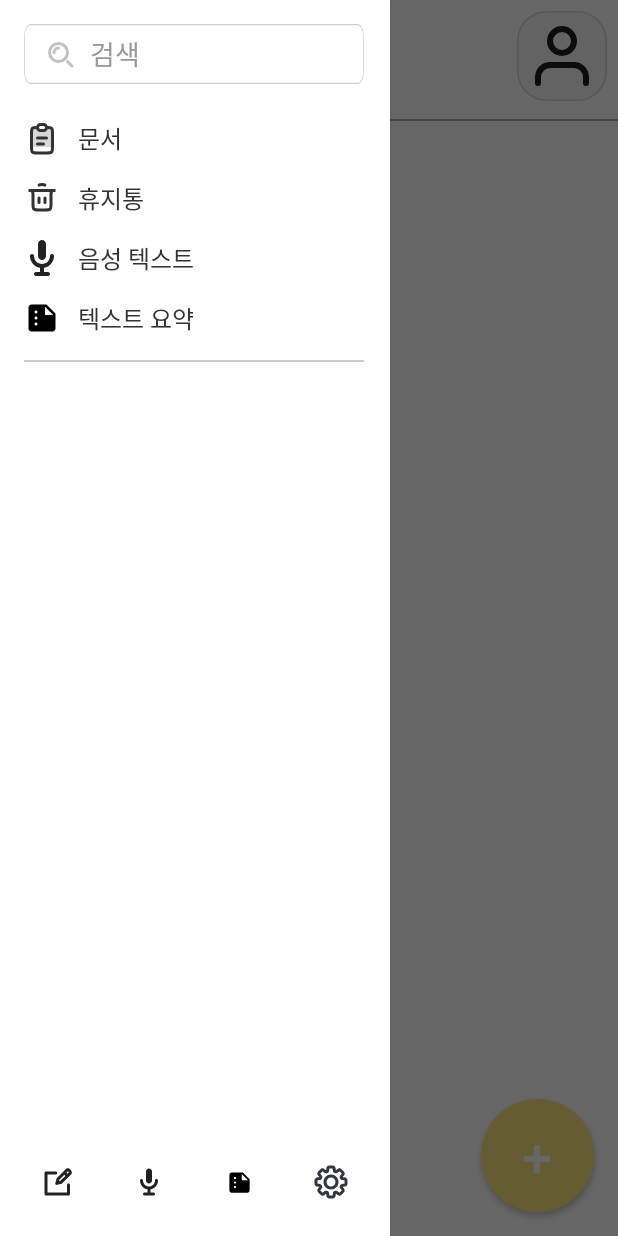
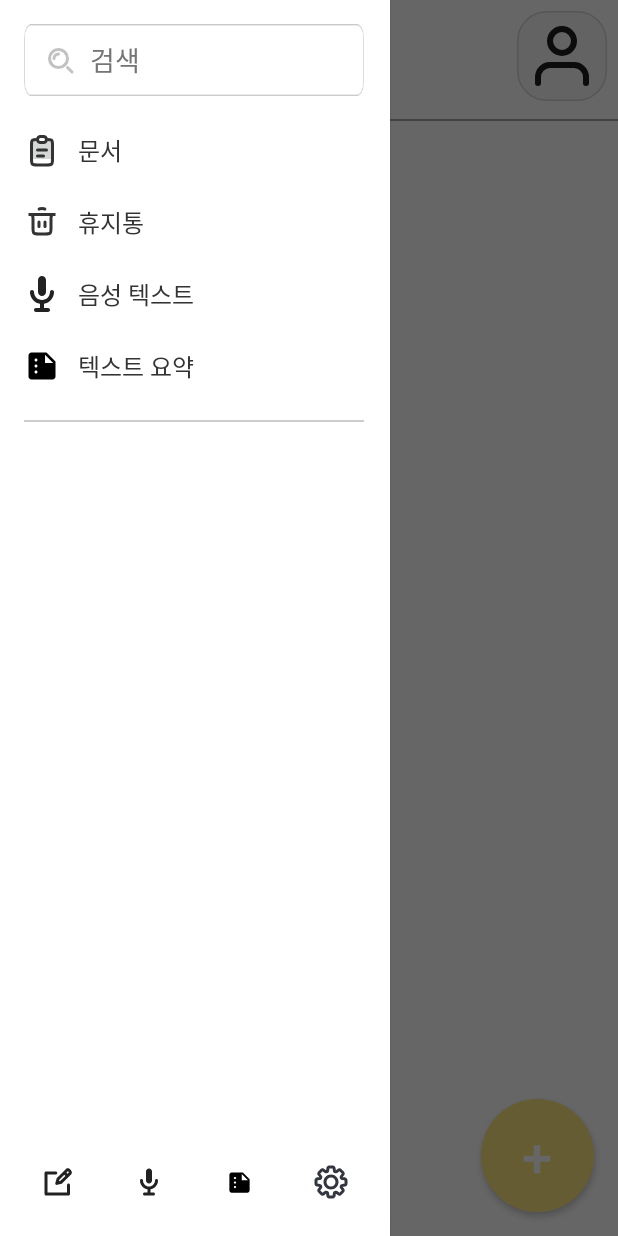
Before and after one commit to cutiepepe2926/TUK-CE, an Android app: the MainActivity screen opened directly, with no data from a screen before it, with the side drawer open, on a phone screen of 412 x 824 dp. Run offline under Robolectric (Android 15) with nearby library versions, the phone set to English and light mode, and no system bars; libraries missing offline, so code that uses them is left out: com.shockwave.pdfium; 1 statement that could not run was skipped.

Commit message:
경고성 문구 해결

```diff
--- a/app/src/main/res/layout/activity_main.xml
+++ b/app/src/main/res/layout/activity_main.xml
@@ -1,5 +1,6 @@
 <androidx.drawerlayout.widget.DrawerLayout
     xmlns:android="http://schemas.android.com/apk/res/android"
+    xmlns:tools="http://schemas.android.com/tools"
     android:id="@+id/drawerLayout"
     android:layout_width="match_parent"
     android:layout_height="match_parent"
@@ -68,9 +69,10 @@
                 android:id="@+id/recyclerViewNotes"
                 android:layout_width="match_parent"
                 android:layout_height="match_parent"
+                android:clipToPadding="false"
                 android:padding="16dp"
-                android:clipToPadding="false"
-                android:scrollbars="vertical">
+                android:scrollbars="vertical"
+                tools:ignore="SpeakableTextPresentCheck">
 
             </androidx.recyclerview.widget.RecyclerView>
 
@@ -79,14 +81,15 @@
                 android:id="@+id/addBtn"
                 android:layout_width="75dp"
                 android:layout_height="75dp"
+                android:layout_gravity="bottom|end"
+                android:layout_marginEnd="16dp"
+                android:layout_marginBottom="16dp"
                 android:background="@drawable/yellow_circle_ripple_effect"
+                android:gravity="center"
                 android:text="@string/plus"
-                android:gravity="center"
+                android:textColor="#FFFFFF"
                 android:textSize="36sp"
-                android:textColor="#FFFFFF"
-                android:layout_marginBottom="16dp"
-                android:layout_marginEnd="16dp"
-                android:layout_gravity="bottom|end"/>
+                tools:ignore="TextContrastCheck" />
 
 
         </FrameLayout>
@@ -101,7 +104,7 @@
         android:layout_gravity="start"
         android:orientation="vertical"
         android:background="#FFFFFF"
-        >
+        tools:ignore="VisualLintBounds">
 
         <include layout="@layout/activity_main_leftside"/>
     </LinearLayout>
--- a/app/src/main/res/layout/activity_main_leftside.xml
+++ b/app/src/main/res/layout/activity_main_leftside.xml
@@ -24,55 +24,58 @@
         <EditText
             android:id="@+id/etSearch"
             android:layout_width="match_parent"
-            android:layout_height="40dp"
-            android:hint="@string/Search"
+            android:layout_height="48dp"
+            android:layout_marginBottom="16dp"
             android:autofillHints="Document Name"
+            android:background="@drawable/text_field"
             android:drawableStart="@drawable/ic_search"
             android:drawablePadding="8dp"
-            android:background="@drawable/text_field"
+            android:hint="@string/Search"
+            android:inputType="text"
             android:paddingHorizontal="12dp"
-            android:inputType="text"
             android:textColor="#333333"
-            android:textColorHint="#999999"
-            android:layout_marginBottom="16dp" />
+            android:textColorHint="#757575"
+            tools:ignore="VisualLintTextFieldSize" />
 
         <!-- 문서 -->
         <LinearLayout
+            android:id="@+id/btnDocument"
             android:layout_width="match_parent"
             android:layout_height="wrap_content"
-            android:orientation="horizontal"
-            android:paddingVertical="8dp"
-            android:id="@+id/btnDocument"
+            android:background="?attr/selectableItemBackground"
             android:clickable="true"
             android:focusable="true"
-            android:background="?attr/selectableItemBackground">
+            android:minHeight="48dp"
+            android:orientation="horizontal"
+            android:paddingVertical="8dp">
 
             <ImageButton
                 android:layout_width="24dp"
                 android:layout_height="24dp"
                 android:src="@drawable/ic_document"
-                tools:ignore="ContentDescription" />
+                tools:ignore="ContentDescription,SpeakableTextPresentCheck,TouchTargetSizeCheck" />
 
             <TextView
                 android:layout_width="wrap_content"
                 android:layout_height="wrap_content"
+                android:layout_marginStart="12dp"
                 android:text="@string/Document"
-                android:textSize="16sp"
                 android:textColor="#333333"
-                android:layout_marginStart="12dp"/>
+                android:textSize="16sp" />
 
         </LinearLayout>
 
         <!-- 휴지통 -->
         <LinearLayout
+            android:id="@+id/btnTrash"
             android:layout_width="match_parent"
             android:layout_height="wrap_content"
-            android:orientation="horizontal"
-            android:paddingVertical="8dp"
-            android:id="@+id/btnTrash"
+            android:background="?attr/selectableItemBackground"
             android:clickable="true"
             android:focusable="true"
-            android:background="?attr/selectableItemBackground">
+            android:minHeight="48dp"
+            android:orientation="horizontal"
+            android:paddingVertical="8dp">
 
             <ImageView
                 android:layout_width="24dp"
@@ -83,23 +86,24 @@
             <TextView
                 android:layout_width="wrap_content"
                 android:layout_height="wrap_content"
+                android:layout_marginStart="12dp"
                 android:text="@string/Trash"
-                android:textSize="16sp"
                 android:textColor="#333333"
-                android:layout_marginStart="12dp"/>
+                android:textSize="16sp" />
 
         </LinearLayout>
 
         <!-- 음성 텍스트 -->
         <LinearLayout
+            android:id="@+id/btnSTT"
             android:layout_width="match_parent"
             android:layout_height="wrap_content"
-            android:orientation="horizontal"
-            android:paddingVertical="8dp"
-            android:id="@+id/btnSTT"
+            android:background="?attr/selectableItemBackground"
             android:clickable="true"
             android:focusable="true"
-            android:background="?attr/selectableItemBackground">
+            android:minHeight="48dp"
+            android:orientation="horizontal"
+            android:paddingVertical="8dp">
 
             <ImageView
                 android:layout_width="24dp"
@@ -110,23 +114,24 @@
             <TextView
                 android:layout_width="wrap_content"
                 android:layout_height="wrap_content"
+                android:layout_marginStart="12dp"
                 android:text="@string/VoiceText"
-                android:textSize="16sp"
                 android:textColor="#333333"
-                android:layout_marginStart="12dp"/>
+                android:textSize="16sp" />
 
         </LinearLayout>
 
         <!-- 텍스트 요약 -->
         <LinearLayout
+            android:id="@+id/btnSummarize"
             android:layout_width="match_parent"
             android:layout_height="wrap_content"
-            android:orientation="horizontal"
-            android:paddingVertical="8dp"
-            android:id="@+id/btnSummarize"
+            android:background="?attr/selectableItemBackground"
             android:clickable="true"
             android:focusable="true"
-            android:background="?attr/selectableItemBackground">
+            android:minHeight="48dp"
+            android:orientation="horizontal"
+            android:paddingVertical="8dp">
 
             <ImageView
                 android:layout_width="24dp"
@@ -137,10 +142,10 @@
             <TextView
                 android:layout_width="wrap_content"
                 android:layout_height="wrap_content"
+                android:layout_marginStart="12dp"
                 android:text="@string/text_summarize"
-                android:textSize="16sp"
                 android:textColor="#333333"
-                android:layout_marginStart="12dp"/>
+                android:textSize="16sp" />
 
         </LinearLayout>
 
@@ -170,7 +175,7 @@
             android:layout_weight="1"
             android:background="@android:color/transparent"
             android:src="@drawable/ic_write"
-            tools:ignore="ContentDescription" />
+            tools:ignore="ContentDescription,SpeakableTextPresentCheck" />
 
         <ImageButton
             android:id="@+id/btnSTT_under"
@@ -179,7 +184,7 @@
             android:layout_weight="1"
             android:background="@android:color/transparent"
             android:src="@drawable/ic_stt"
-            tools:ignore="ContentDescription" />
+            tools:ignore="ContentDescription,SpeakableTextPresentCheck" />
 
         <ImageButton
             android:id="@+id/btnSummarize_under"
@@ -188,7 +193,7 @@
             android:layout_weight="1"
             android:background="@android:color/transparent"
             android:src="@drawable/ic_summarize"
-            tools:ignore="ContentDescription" />
+            tools:ignore="ContentDescription,SpeakableTextPresentCheck" />
 
 
         <ImageButton
@@ -198,6 +203,6 @@
             android:layout_weight="1"
             android:background="@android:color/transparent"
             android:src="@drawable/ic_setting"
-            tools:ignore="ContentDescription" />
+            tools:ignore="ContentDescription,SpeakableTextPresentCheck" />
     </LinearLayout>
 </LinearLayout>
--- a/app/src/main/res/values/strings.xml
+++ b/app/src/main/res/values/strings.xml
@@ -36,5 +36,7 @@
     <string name="choose_sound_file">음성 파일 선택</string>
     <string name="send_to_server">서버로 전송</string>
     <string name="result_display_here">결과가 여기에 표시됩니다.</string>
+    <string name="endPage">종료 페이지</string>
+    <string name="startPage">시작 페이지</string>
 
 </resources>
```
Also changed, not shown: app/src/main/java/com/example/test_app/SummarizeActivity.kt (+4 -5 lines), app/src/main/res/layout/activity_login.xml (+14 -9 lines), app/src/main/res/layout/activity_signup.xml (+18 -13 lines), app/src/main/res/layout/activity_summarize.xml (+5 -2 lines), app/src/main/res/layout/activity_translate.xml (+5 -2 lines), app/src/main/res/layout/dialog_page_input.xml (+12 -4 lines), app/src/main/res/layout/item_note.xml (+5 -3 lines), app/src/main/res/layout/profile_popup.xml (+4 -4 lines).
